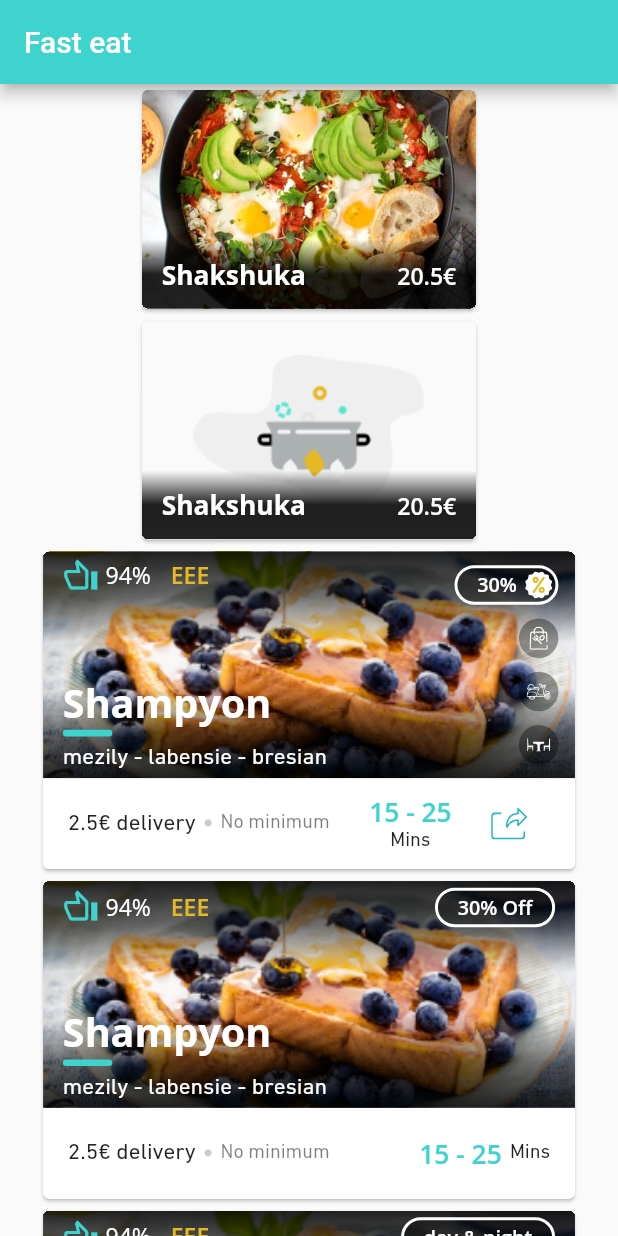
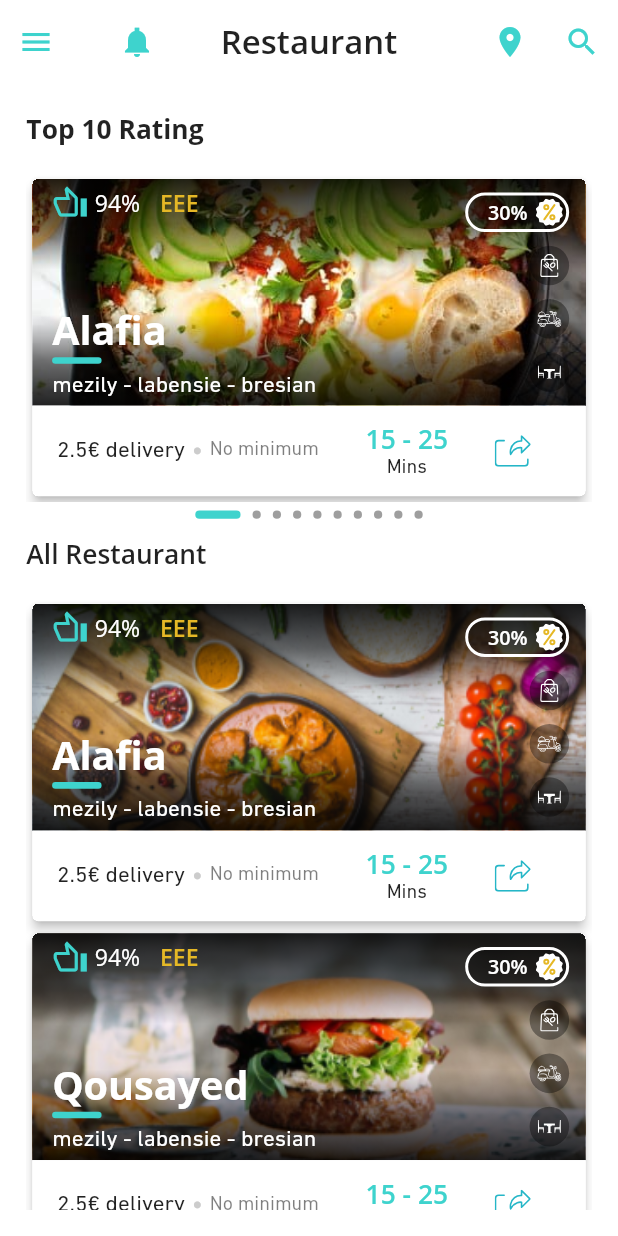
Before and after one commit to AbdalazizAbdallah/customer_app, a Flutter app: the screen it shows after launch, on a phone screen of 412 x 824 dp. Run offline on Flutter 3.47's test engine with Material 2 defaults, Android fonts, the phone set to English and light mode, and no system bars; drawn by our look-alikes of smooth_page_indicator; our stand-ins replace dio, flutter_dotenv, flutter_screenutil, flutter_svg, get, google_fonts and 2 more.

Commit message:
feat(page): design home page

```diff
--- a/lib/core/constants/images_app.dart
+++ b/lib/core/constants/images_app.dart
@@ -7,6 +7,8 @@ class ImagesApp {
 
   static const String imageFood1Path = '${_imagePath}food1.png';
   static const String imageFood2Path = '${_imagePath}food2.jpg';
+  static const String imageFood3Path = '${_imagePath}food3.png';
+  static const String imageFood4Path = '${_imagePath}food4.png';
   static const String imageNotFoundPath = '${_imagePath}notFoundFood.png';
 
   static const String wholeLogoPath = '${_svgPath}white_whole_logo.svg';
--- a/lib/core/constants/sizes_app.dart
+++ b/lib/core/constants/sizes_app.dart
@@ -17,6 +17,7 @@ class SizesApp {
   static final double r30 = 30.r;
   static final double r210 = 210.r;
   static final double r140 = 140.r;
+  static final double r105 = 105.r;
 
   static const double doubleInfinity = double.infinity;
 
--- a/lib/core/constants/styles_app.dart
+++ b/lib/core/constants/styles_app.dart
@@ -18,6 +18,11 @@ class StylesApp {
   /// [subtitle1SFUIT] ==> 16.sp SFUIText font
   static final TextStyle subtitle1SFUIT = TextStyle(
     fontFamily: 'SFUIText',
+    fontSize: SizesApp.sp16,
+  );
+
+  /// [subtitle1] ==> 16.sp openSans font
+  static final TextStyle subtitle1 = GoogleFonts.openSans(
     fontSize: SizesApp.sp16,
   );
 
--- a/lib/core/constants/themes_app.dart
+++ b/lib/core/constants/themes_app.dart
@@ -1,3 +1,4 @@
+import 'package:customer_app/core/constants/styles_app.dart';
 import 'package:flutter/material.dart';
 
 import 'colors_app.dart';
@@ -5,11 +6,29 @@ import 'colors_app.dart';
 class ThemesApp {
   static ThemeData light = ThemeData(
     brightness: Brightness.light,
-    primarySwatch: Colors.blue,
+    scaffoldBackgroundColor: ColorsApp.white,
+    appBarTheme: AppBarTheme(
+      backgroundColor: ColorsApp.white,
+      titleTextStyle: StylesApp.headline6.copyWith(
+        color: ColorsApp.black,
+        fontWeight: FontWeight.w600,
+      ),
+      iconTheme: IconThemeData(
+        color: ColorsApp.primary,
+      ),
+      elevation: 0,
+      centerTitle: true,
+    ),
     colorScheme: const ColorScheme.light().copyWith(primary: ColorsApp.primary),
   );
   static ThemeData dark = ThemeData(
     brightness: Brightness.dark,
+    scaffoldBackgroundColor: ColorsApp.black,
     primarySwatch: Colors.amber,
+    appBarTheme: AppBarTheme(
+      color: ColorsApp.white,
+      elevation: 0,
+      centerTitle: true,
+    ),
   );
 }
--- a/lib/core/localizations/ar.dart
+++ b/lib/core/localizations/ar.dart
@@ -1,3 +1,5 @@
 Map<String, String> arEg = {
   'hello_world': 'مرحبا بك',
+  'top_rating': 'أفضل 10 تقيما',
+  'all_restaurant': 'كل المطاعم',
 };
--- a/lib/core/localizations/en.dart
+++ b/lib/core/localizations/en.dart
@@ -1,3 +1,5 @@
 Map<String, String> enUs = {
   'hello_world': 'Holle World',
+  'top_rating': 'Top 10 Rating',
+  'all_restaurant': 'All Restaurant',
 };
--- a/lib/core/routes/routes_app.dart
+++ b/lib/core/routes/routes_app.dart
@@ -1,4 +1,5 @@
-import 'package:customer_app/home_page.dart';
+import 'package:customer_app/ui/pages/home_page/bindings/home_page_binding.dart';
+import 'package:customer_app/ui/pages/home_page/pages/home_screen_restaurant.dart';
 import 'package:customer_app/ui/pages/onboarding_screen/bindings/onboarding_screen_binding.dart';
 import 'package:customer_app/ui/pages/onboarding_screen/pages/onboarding_screen.dart';
 import 'package:customer_app/ui/pages/splash_screen.dart';
@@ -6,19 +7,24 @@ import 'package:get/get.dart';
 
 class RoutesApp {
   static const String initialPage = '/';
-  static const String homePage = '/homePage';
   static const String splashScreen = '/splashScreen';
   static const String onboardingScreen = '/onboardingScreen';
+  static const String homeScreen = '/homeScreen';
 
   static List<GetPage> getPages() {
     return <GetPage>[
-      GetPage(
-        name: initialPage,
-        page: () => const HomePage(),
-      ),
+      // GetPage(
+      //   name: initialPage,
+      //   page: () => const HomePage(),
+      // ),
       GetPage(
         name: splashScreen,
         page: () => const SplashScreen(),
+      ),
+      GetPage(
+        name: initialPage,
+        page: () => const HomeScreenRestaurant(),
+        binding: HomeScreenBinding(),
       ),
       GetPage(
         name: onboardingScreen,
--- a/lib/home_page.dart
+++ b/lib/home_page.dart
@@ -1,7 +1,6 @@
 import 'package:customer_app/core/constants/images_app.dart';
 import 'package:customer_app/ui/widgets/card_item_in_restaurant.dart';
 import 'package:customer_app/ui/widgets/card_restaurant_offer_widget.dart';
-import 'package:customer_app/ui/widgets/card_restaurant_widget.dart';
 import 'package:flutter/material.dart';
 
 class HomePage extends StatelessWidget {
@@ -20,7 +19,7 @@ class HomePage extends StatelessWidget {
             children: const [
               CardItemInRestaurant(pathOfImage: ImagesApp.imageFood2Path),
               CardItemInRestaurant(pathOfImage: ImagesApp.imageNotFoundPath),
-              CardRestaurantWidget(),
+              // CardRestaurantWidget(restaurantName: 'Shampyon'),
               CardRestaurantOfferWidget(offerText: '30% Off'),
               CardRestaurantOfferWidget(offerText: 'day & night'),
             ],
--- /dev/null
+++ b/lib/ui/pages/home_page/bindings/home_page_binding.dart
@@ -0,0 +1,9 @@
+import 'package:customer_app/ui/pages/home_page/controller/home_page_controller.dart';
+import 'package:get/get.dart';
+
+class HomeScreenBinding extends Bindings {
+  @override
+  void dependencies() {
+    Get.lazyPut(() => HomeScreenController());
+  }
+}
--- /dev/null
+++ b/lib/ui/pages/home_page/controller/home_page_controller.dart
@@ -0,0 +1,18 @@
+import 'package:flutter/material.dart';
+import 'package:get/get.dart';
+
+class HomeScreenController extends GetxController {
+  late PageController pageController;
+
+  @override
+  void onInit() {
+    pageController = PageController();
+    super.onInit();
+  }
+
+  @override
+  void onClose() {
+    pageController.dispose();
+    super.onClose();
+  }
+}
--- /dev/null
+++ b/lib/ui/pages/home_page/pages/home_screen_restaurant.dart
@@ -0,0 +1,143 @@
+import 'package:customer_app/core/constants/colors_app.dart';
+import 'package:customer_app/core/constants/images_app.dart';
+import 'package:customer_app/core/constants/sizes_app.dart';
+import 'package:customer_app/core/constants/styles_app.dart';
+import 'package:customer_app/ui/pages/home_page/controller/home_page_controller.dart';
+import 'package:customer_app/ui/widgets/card_restaurant_widget.dart';
+import 'package:flutter/material.dart';
+import 'package:get/get.dart';
+import 'package:smooth_page_indicator/smooth_page_indicator.dart';
+
+class HomeScreenRestaurant extends GetView<HomeScreenController> {
+  const HomeScreenRestaurant({Key? key}) : super(key: key);
+
+  @override
+  Widget build(BuildContext context) {
+    return Scaffold(
+      appBar: AppBar(
+        title: const Text('Restaurant'),
+        leading: Row(
+          children: [
+            IconButton(
+              onPressed: () {},
+              icon: const Icon(Icons.menu),
+            ),
+            const Spacer(),
+            IconButton(
+              onPressed: () {},
+              icon: const Icon(Icons.notifications_sharp),
+            ),
+          ],
+        ),
+        leadingWidth: SizesApp.r105,
+        actions: [
+          IconButton(
+            onPressed: () {},
+            icon: const Icon(
+              Icons.location_on,
+            ),
+          ),
+          IconButton(
+            onPressed: () {},
+            icon: const Icon(
+              Icons.search,
+            ),
+          ),
+        ],
+      ),
+      body: Padding(
+        padding: EdgeInsets.all(SizesApp.r16),
+        child: Column(
+          mainAxisSize: MainAxisSize.min,
+          crossAxisAlignment: CrossAxisAlignment.stretch,
+          children: [
+            Text(
+              'top_rating'.tr,
+              style: StylesApp.subtitle1.copyWith(
+                color: ColorsApp.black,
+                fontWeight: FontWeight.bold,
+              ),
+            ),
+            SizedBox(
+              height: SizesApp.r16,
+            ),
+            SizedBox(
+              width: SizesApp.r330,
+              height: SizesApp.r200,
+              child: PageView.builder(
+                controller: controller.pageController,
+                itemCount: 10,
+                itemBuilder: (context, index) {
+                  if (index % 2 != 0) {
+                    return const CardRestaurantWidget(
+                      restaurantName: 'Shampyon',
+                      pathImage: ImagesApp.imageFood1Path,
+                    );
+                  } else {
+                    return const CardRestaurantWidget(
+                      restaurantName: 'Alafia',
+                      pathImage: ImagesApp.imageFood2Path,
+                    );
+                  }
+                },
+              ),
+            ),
+            SizedBox(
+              height: SizesApp.r5,
+            ),
+            Center(
+              child: SmoothPageIndicator(
+                controller: controller.pageController, // PageController
+                count: 10,
+                effect: ExpandingDotsEffect(
+                    activeDotColor: ColorsApp.primary,
+                    dotHeight: SizesApp.r5,
+                    expansionFactor: SizesApp.r5,
+                    dotWidth: SizesApp.r5), // your preferred effect
+                onDotClicked: (index) async {
+                  await controller.pageController.animateToPage(
+                    index,
+                    curve: Curves.easeIn,
+                    duration: const Duration(seconds: 1),
+                  );
+                },
+              ),
+            ),
+            SizedBox(
+              height: SizesApp.r10,
+            ),
+            Text(
+              'all_restaurant'.tr,
+              style: StylesApp.subtitle1.copyWith(
+                color: ColorsApp.black,
+                fontWeight: FontWeight.w600,
+              ),
+            ),
+            SizedBox(
+              height: SizesApp.r16,
+            ),
+            Flexible(
+              flex: 1,
+              child: ListView.builder(
+                itemCount: 10,
+                itemBuilder: (context, index) {
+                  if (index % 2 != 0) {
+                    return const CardRestaurantWidget(
+                      restaurantName: 'Qousayed',
+                      pathImage: ImagesApp.imageFood3Path,
+                    );
+                  } else {
+                    return const CardRestaurantWidget(
+                      restaurantName: 'Alafia',
+                      pathImage: ImagesApp.imageFood4Path,
+                    );
+                  }
+                },
+              ),
+            ),
+          ],
+        ),
+      ),
+    );
+  }
+}
--- a/lib/ui/widgets/card_restaurant_widget.dart
+++ b/lib/ui/widgets/card_restaurant_widget.dart
@@ -8,7 +8,14 @@ import 'package:flutter/material.dart';
 import 'package:flutter_svg/flutter_svg.dart';
 
 class CardRestaurantWidget extends StatelessWidget {
-  const CardRestaurantWidget({Key? key}) : super(key: key);
+  const CardRestaurantWidget({
+    Key? key,
+    required this.restaurantName,
+    required this.pathImage,
+  }) : super(key: key);
+
+  final String restaurantName;
+  final String pathImage;
 
   @override
   Widget build(BuildContext context) {
@@ -16,15 +23,16 @@ class CardRestaurantWidget extends StatelessWidget {
       width: SizesApp.r330,
       height: SizesApp.r200,
       child: Card(
+        elevation: 3,
         clipBehavior: Clip.hardEdge,
         child: Column(
           children: [
             Flexible(
               flex: 5,
               child: Container(
-                decoration: const BoxDecoration(
+                decoration: BoxDecoration(
                   image: DecorationImage(
-                    image: AssetImage(ImagesApp.imageFood1Path),
+                    image: AssetImage(pathImage),
                     fit: BoxFit.cover,
                   ),
                 ),
@@ -96,7 +104,7 @@ class CardRestaurantWidget extends StatelessWidget {
                                   ),
                                   const Spacer(),
                                   Text(
-                                    'Shampyon',
+                                    restaurantName,
                                     style: StylesApp.headline5.copyWith(
                                       fontWeight: FontWeight.bold,
                                       color: ColorsApp.white,
```
Also changed, not shown: assets/images/food3.png (added), assets/images/food4.png (added). Lines whose indentation alone changed are shown as unchanged.
